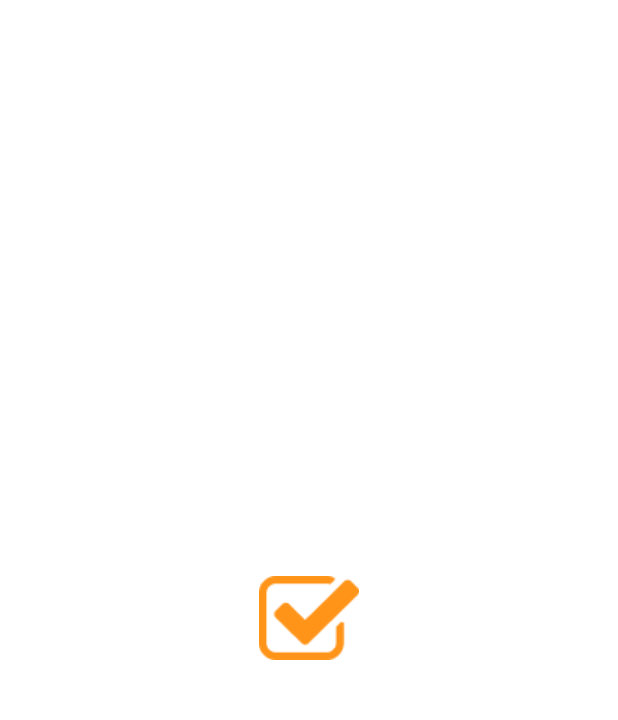
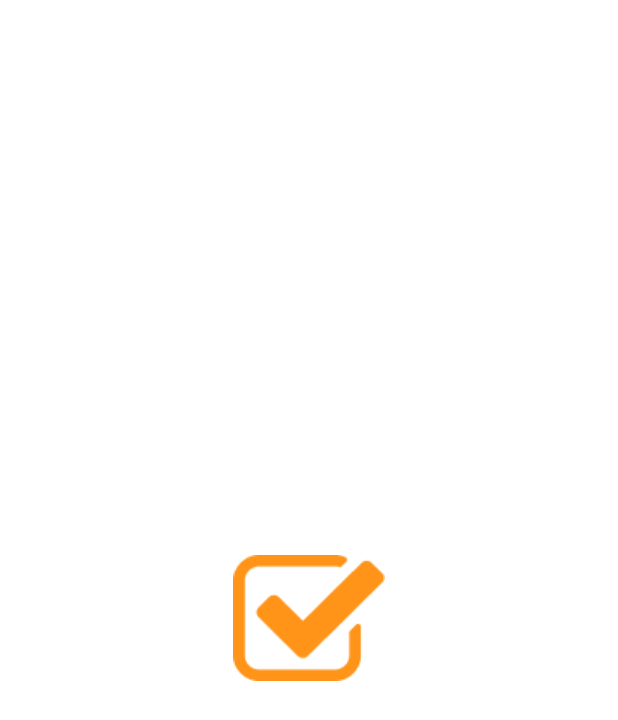
Before and after one commit to liviaaraujo-dev/devtodo, a Flutter app: the SplashPage screen opened directly, on a phone screen of 412 x 824 dp. Shown: the top 720 px of the screen. Run offline on Flutter 3.47's test engine with Material 2 defaults, Android fonts, the phone set to English and light mode, and no system bars; our stand-ins replace cloud_firestore, firebase_core, google_fonts, google_sign_in; accounts and stored records are empty.

Commit message:
correction at splash

```diff
--- a/lib/modules/splash/splash_page.dart
+++ b/lib/modules/splash/splash_page.dart
@@ -27,7 +27,7 @@ class _SplashPageState extends State<SplashPage> {
   @override
   Widget build(BuildContext context) {
     return Scaffold(
-      body: Center(child: Image.asset(AppImages.logo)),
+      body: Center(child: Image.asset(AppImages.logoSplash)),
     );
   }
 }
--- a/lib/shared/provider/theme_provider.dart
+++ b/lib/shared/provider/theme_provider.dart
@@ -23,7 +23,7 @@ class ThemeProvider extends ChangeNotifier {
 
 class MyThemes {
   static final darkTheme = ThemeData(
-    scaffoldBackgroundColor: Colors.grey.shade900,
+    scaffoldBackgroundColor: Colors.black,
     primaryColor: Colors.black,
     colorScheme: const ColorScheme.dark(),
     iconTheme: IconThemeData(color: Colors.purple.shade200, opacity: 0.8),
--- a/lib/shared/theme/app_images.dart
+++ b/lib/shared/theme/app_images.dart
@@ -1,5 +1,6 @@
 class AppImages {
   static const person = "assets/images/person.png";
   static const logo = "assets/images/logo-devtodo.png";
+  static const logoSplash = "assets/images/logo_splash.png";
   static const google = "assets/images/google.png";
 }
```
Also changed, not shown: assets/images/logo_splash.png (added).
